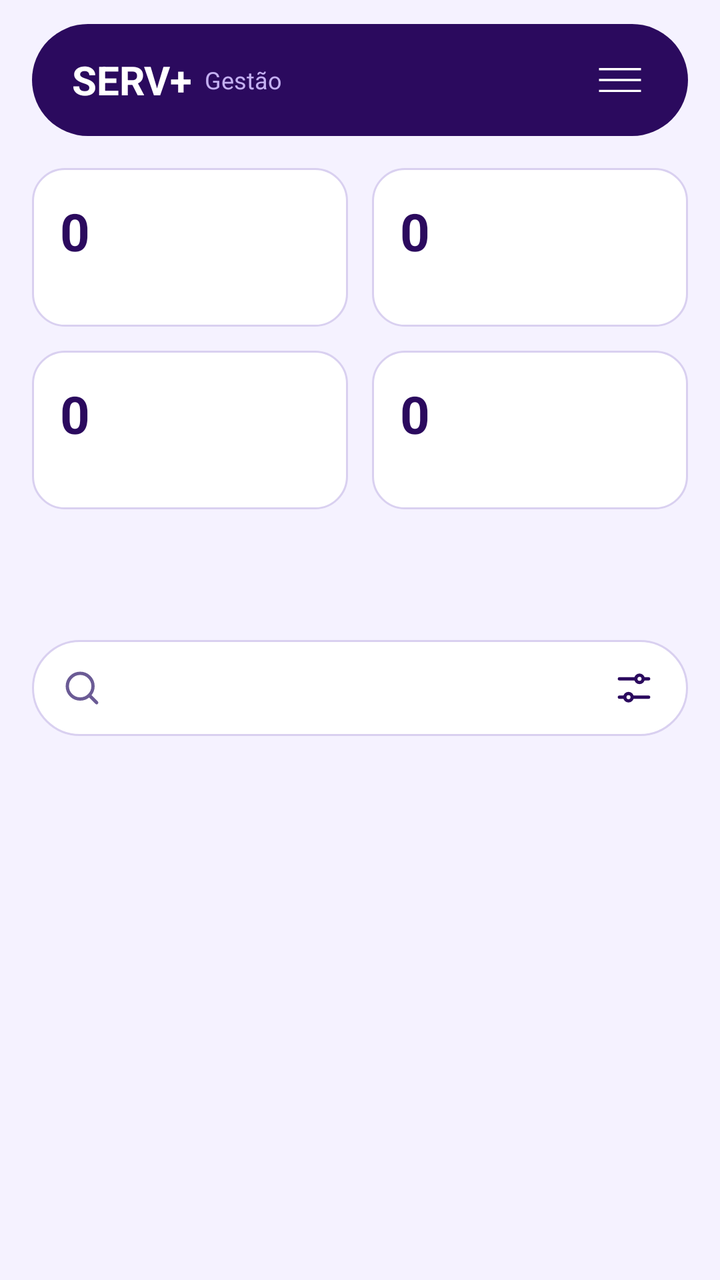
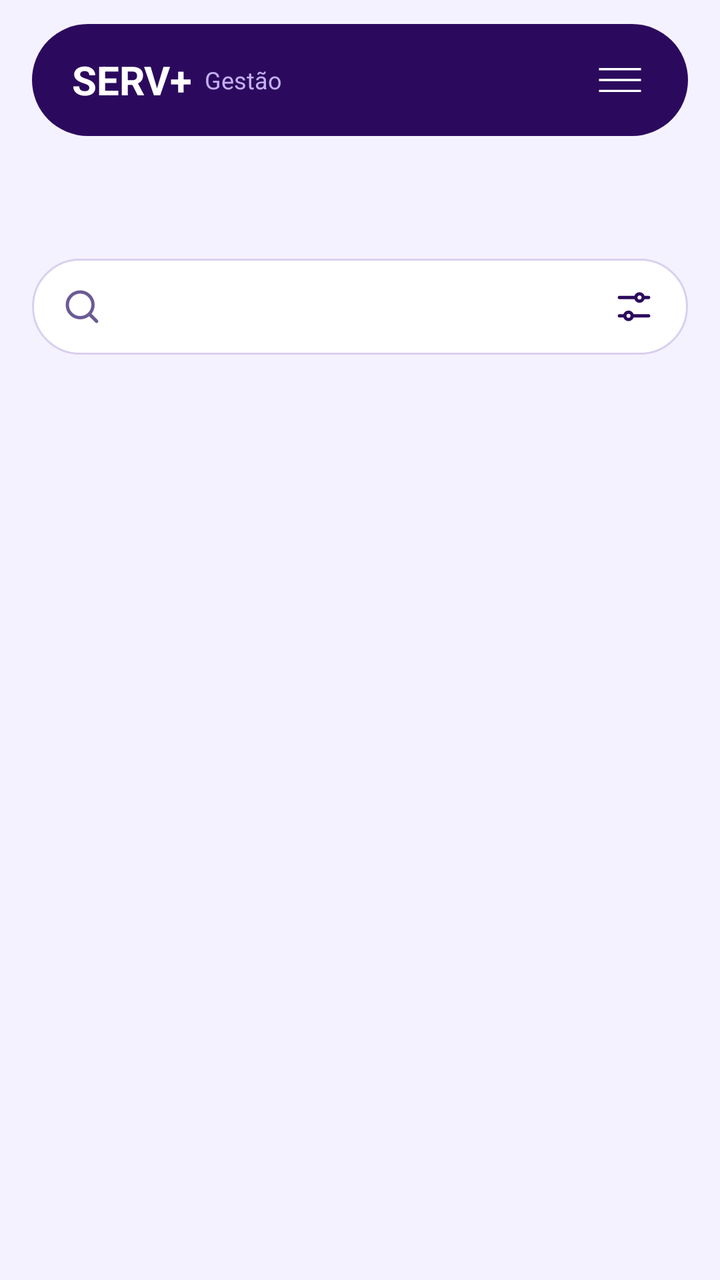

An Android layout rendered at two revisions. The XML below is the earlier revision; the diff shows what the commit changed to produce the second picture.
<!-- AndroidManifest.xml: application theme Theme.PiMobile -->
<!-- res/layout/activity_area_adm.xml -->
<?xml version="1.0" encoding="utf-8"?>
<androidx.drawerlayout.widget.DrawerLayout
    xmlns:android="http://schemas.android.com/apk/res/android"
    xmlns:app="http://schemas.android.com/apk/res-auto"
    android:id="@+id/drawerLayout"
    android:layout_width="match_parent"
    android:layout_height="match_parent">

    <androidx.constraintlayout.widget.ConstraintLayout
        android:id="@+id/conteudoPrincipal"
        android:layout_width="match_parent"
        android:layout_height="match_parent"
        android:background="@color/eq_fundo">

        
        <LinearLayout
            android:id="@+id/barraTopo"
            android:layout_width="0dp"
            android:layout_height="56dp"
            android:layout_marginStart="16dp"
            android:layout_marginTop="12dp"
            android:layout_marginEnd="16dp"
            android:background="@drawable/bg_barra_escura"
            android:gravity="center_vertical"
            android:orientation="horizontal"
            android:paddingStart="20dp"
            android:paddingEnd="16dp"
            app:layout_constraintEnd_toEndOf="parent"
            app:layout_constraintStart_toStartOf="parent"
            app:layout_constraintTop_toTopOf="parent">

            <TextView
                android:layout_width="wrap_content"
                android:layout_height="wrap_content"
                android:text="SERV+"
                android:textColor="@color/branco"
                android:textSize="20sp"
                android:textStyle="bold" />

            <TextView
                android:layout_width="wrap_content"
                android:layout_height="wrap_content"
                android:layout_marginStart="6dp"
                android:text="Gestão"
                android:textColor="@color/texto_lilas"
                android:textSize="12sp" />

            <View
                android:layout_width="0dp"
                android:layout_height="1dp"
                android:layout_weight="1" />

            <ImageView
                android:id="@+id/btnMenu"
                android:layout_width="36dp"
                android:layout_height="36dp"
                android:contentDescription="Menu"
                android:padding="6dp"
                android:src="@drawable/ic_menu" />
        </LinearLayout>

        <ScrollView
            android:layout_width="0dp"
            android:layout_height="0dp"
            android:fillViewport="true"
            android:scrollbars="none"
            app:layout_constraintBottom_toBottomOf="parent"
            app:layout_constraintEnd_toEndOf="parent"
            app:layout_constraintStart_toStartOf="parent"
            app:layout_constraintTop_toBottomOf="@id/barraTopo">

            <LinearLayout
                android:layout_width="match_parent"
                android:layout_height="wrap_content"
                android:orientation="vertical"
                android:padding="16dp">

                
                <LinearLayout
                    android:layout_width="match_parent"
                    android:layout_height="wrap_content"
                    android:orientation="horizontal">

                    <LinearLayout
                        android:layout_width="0dp"
                        android:layout_height="wrap_content"
                        android:layout_marginEnd="6dp"
                        android:layout_weight="1"
                        android:background="@drawable/bg_card_opcao"
                        android:orientation="vertical"
                        android:padding="14dp">

                        <TextView
                            android:id="@+id/txtNum1"
                            android:layout_width="wrap_content"
                            android:layout_height="wrap_content"
                            android:text="0"
                            android:textColor="@color/eq_escuro"
                            android:textSize="26sp"
                            android:textStyle="bold" />

                        <TextView
                            android:id="@+id/txtRotulo1"
                            android:layout_width="wrap_content"
                            android:layout_height="wrap_content"
                            android:textColor="@color/eq_texto_claro"
                            android:textSize="12sp" />
                    </LinearLayout>

                    <LinearLayout
                        android:layout_width="0dp"
                        android:layout_height="wrap_content"
                        android:layout_marginStart="6dp"
                        android:layout_weight="1"
                        android:background="@drawable/bg_card_opcao"
                        android:orientation="vertical"
                        android:padding="14dp">

                        <TextView
                            android:id="@+id/txtNum2"
                            android:layout_width="wrap_content"
                            android:layout_height="wrap_content"
                            android:text="0"
                            android:textColor="@color/eq_escuro"
                            android:textSize="26sp"
                            android:textStyle="bold" />

                        <TextView
                            android:id="@+id/txtRotulo2"
                            android:layout_width="wrap_content"
                            android:layout_height="wrap_content"
                            android:textColor="@color/eq_texto_claro"
                            android:textSize="12sp" />
                    </LinearLayout>
                </LinearLayout>

                
                <LinearLayout
                    android:layout_width="match_parent"
                    android:layout_height="wrap_content"
                    android:layout_marginTop="12dp"
                    android:orientation="horizontal">

                    <LinearLayout
                        android:layout_width="0dp"
                        android:layout_height="wrap_content"
                        android:layout_marginEnd="6dp"
                        android:layout_weight="1"
                        android:background="@drawable/bg_card_opcao"
                        android:orientation="vertical"
                        android:padding="14dp">

                        <TextView
                            android:id="@+id/txtNum3"
                            android:layout_width="wrap_content"
                            android:layout_height="wrap_content"
                            android:text="0"
                            android:textColor="@color/eq_escuro"
                            android:textSize="26sp"
                            android:textStyle="bold" />

                        <TextView
                            android:id="@+id/txtRotulo3"
                            android:layout_width="wrap_content"
                            android:layout_height="wrap_content"
                            android:textColor="@color/eq_texto_claro"
                            android:textSize="12sp" />
                    </LinearLayout>

                    <LinearLayout
                        android:layout_width="0dp"
                        android:layout_height="wrap_content"
                        android:layout_marginStart="6dp"
                        android:layout_weight="1"
                        android:background="@drawable/bg_card_opcao"
                        android:orientation="vertical"
                        android:padding="14dp">

                        <TextView
                            android:id="@+id/txtNum4"
                            android:layout_width="wrap_content"
                            android:layout_height="wrap_content"
                            android:text="0"
                            android:textColor="@color/eq_escuro"
                            android:textSize="26sp"
                            android:textStyle="bold" />

                        <TextView
                            android:id="@+id/txtRotulo4"
                            android:layout_width="wrap_content"
                            android:layout_height="wrap_content"
                            android:textColor="@color/eq_texto_claro"
                            android:textSize="12sp" />
                    </LinearLayout>
                </LinearLayout>

                <TextView
                    android:id="@+id/txtTituloLista"
                    android:layout_width="wrap_content"
                    android:layout_height="wrap_content"
                    android:layout_marginTop="24dp"
                    android:textColor="@color/eq_escuro"
                    android:textSize="22sp"
                    android:textStyle="bold" />

                
                <LinearLayout
                    android:layout_width="match_parent"
                    android:layout_height="48dp"
                    android:layout_marginTop="12dp"
                    android:background="@drawable/bg_busca"
                    android:gravity="center_vertical"
                    android:orientation="horizontal"
                    android:paddingHorizontal="14dp">

                    <ImageView
                        android:layout_width="22dp"
                        android:layout_height="22dp"
                        android:contentDescription="Buscar"
                        android:src="@drawable/ic_search" />

                    <EditText
                        android:id="@+id/edtBusca"
                        android:layout_width="0dp"
                        android:layout_height="match_parent"
                        android:layout_marginStart="8dp"
                        android:layout_weight="1"
                        android:background="@null"
                        android:inputType="text"
                        android:singleLine="true"
                        android:textColor="@color/eq_escuro"
                        android:textColorHint="@color/eq_texto_claro"
                        android:textSize="14sp" />

                    <ImageView
                        android:id="@+id/btnFiltro"
                        android:layout_width="26dp"
                        android:layout_height="26dp"
                        android:contentDescription="Filtros"
                        android:padding="2dp"
                        android:src="@drawable/ic_filter" />
                </LinearLayout>

                
                <LinearLayout
                    android:id="@+id/listaRegistros"
                    android:layout_width="match_parent"
                    android:layout_height="wrap_content"
                    android:layout_marginTop="14dp"
                    android:orientation="vertical" />

                <TextView
                    android:id="@+id/txtVazio"
                    android:layout_width="match_parent"
                    android:layout_height="wrap_content"
                    android:gravity="center"
                    android:padding="24dp"
                    android:text="Nenhum resultado encontrado"
                    android:textColor="@color/eq_texto_claro"
                    android:textSize="14sp"
                    android:visibility="gone" />
            </LinearLayout>
        </ScrollView>

    </androidx.constraintlayout.widget.ConstraintLayout>

    <include
        layout="@layout/menu_lateral"
        android:layout_width="240dp"
        android:layout_height="match_parent"
        android:layout_gravity="end" />

</androidx.drawerlayout.widget.DrawerLayout>
<!-- res/layout/menu_lateral.xml (included above) -->
<?xml version="1.0" encoding="utf-8"?>
<LinearLayout
    xmlns:android="http://schemas.android.com/apk/res/android"
    android:layout_width="match_parent"
    android:layout_height="match_parent"
    android:background="@color/barra_topo"
    android:clickable="true"
    android:focusable="true"
    android:gravity="center_horizontal"
    android:orientation="vertical"
    android:paddingTop="72dp"
    android:paddingHorizontal="16dp">

    <TextView
        android:id="@+id/menuInicio"
        android:layout_width="wrap_content"
        android:layout_height="wrap_content"
        android:padding="12dp"
        android:text="Início"
        android:textColor="@color/branco"
        android:textSize="16sp" />

    <TextView
        android:id="@+id/menuServicos"
        android:layout_width="wrap_content"
        android:layout_height="wrap_content"
        android:padding="12dp"
        android:text="Serviços"
        android:textColor="@color/branco"
        android:textSize="16sp" />

    <TextView
        android:id="@+id/menuSkillPods"
        android:layout_width="wrap_content"
        android:layout_height="wrap_content"
        android:padding="12dp"
        android:text="Skill Pods"
        android:textColor="@color/branco"
        android:textSize="16sp" />

    <TextView
        android:id="@+id/menuAdm"
        android:layout_width="wrap_content"
        android:layout_height="wrap_content"
        android:padding="12dp"
        android:text="ADM"
        android:textColor="@color/branco"
        android:textSize="16sp" />

    <TextView
        android:id="@+id/menuMonteEquipe"
        android:layout_width="wrap_content"
        android:layout_height="wrap_content"
        android:padding="12dp"
        android:text="Monte sua Equipe"
        android:textColor="@color/branco"
        android:textSize="16sp" />

    <TextView
        android:id="@+id/menuPerfil"
        android:layout_width="wrap_content"
        android:layout_height="wrap_content"
        android:padding="12dp"
        android:text="Perfil"
        android:textColor="@color/branco"
        android:textSize="16sp" />

    <androidx.appcompat.widget.AppCompatButton
        android:id="@+id/menuEntrar"
        android:layout_width="match_parent"
        android:layout_height="40dp"
        android:layout_marginTop="24dp"
        android:background="@drawable/bg_botao"
        android:text="Entrar"
        android:textAllCaps="false"
        android:textColor="@color/branco"
        android:textSize="16sp" />

    <androidx.appcompat.widget.AppCompatButton
        android:id="@+id/menuCadastrar"
        android:layout_width="match_parent"
        android:layout_height="40dp"
        android:layout_marginTop="12dp"
        android:background="@drawable/bg_botao"
        android:text="Cadastrar-se"
        android:textAllCaps="false"
        android:textColor="@color/branco"
        android:textSize="16sp" />
</LinearLayout>
<!-- resources referenced by this layout -->
<resources>
  <color name="barra_topo">#2B1D3A</color>
  <color name="branco">#FFFFFF</color>
  <color name="eq_escuro">#2B0A5E</color>
  <color name="eq_fundo">#F5F2FF</color>
  <color name="eq_texto_claro">#6B5B95</color>
  <color name="texto_lilas">#C4B0F2</color>
  <!-- drawable bg_barra_escura (drawable) -->
  <?xml version="1.0" encoding="utf-8"?>
  <shape xmlns:android="http://schemas.android.com/apk/res/android">
      <solid android:color="@color/eq_escuro" />
      <corners android:radius="40dp" />
  </shape>
  <!-- drawable bg_botao (drawable) -->
  <?xml version="1.0" encoding="utf-8"?>
  <shape xmlns:android="http://schemas.android.com/apk/res/android">
      <solid android:color="@color/roxo_botao" />
      <corners android:radius="50dp" />
  </shape>
  <!-- drawable bg_busca (drawable) -->
  <?xml version="1.0" encoding="utf-8"?>
  <shape xmlns:android="http://schemas.android.com/apk/res/android">
      <solid android:color="#FFFFFF" />
      <stroke android:width="1dp" android:color="@color/eq_borda" />
      <corners android:radius="50dp" />
  </shape>
  <!-- drawable bg_card_opcao (drawable) -->
  <?xml version="1.0" encoding="utf-8"?>
  <shape xmlns:android="http://schemas.android.com/apk/res/android">
      <solid android:color="#FFFFFF" />
      <stroke android:width="1dp" android:color="@color/eq_borda" />
      <corners android:radius="16dp" />
  </shape>
  <!-- drawable ic_filter (drawable) -->
  <?xml version="1.0" encoding="utf-8"?>
  <vector xmlns:android="http://schemas.android.com/apk/res/android"
      android:width="22dp" android:height="22dp"
      android:viewportWidth="24" android:viewportHeight="24">
      <path
          android:fillColor="#00000000"
          android:pathData="M4,7h9 M17,7h3 M4,17h3 M11,17h9 M15,7m-2,0a2,2 0 1,1 4,0a2,2 0 1,1 -4,0 M9,17m-2,0a2,2 0 1,1 4,0a2,2 0 1,1 -4,0"
          android:strokeColor="#2B0A5E"
          android:strokeLineCap="round"
          android:strokeWidth="1.8" />
  </vector>
  <!-- drawable ic_menu (drawable) -->
  <?xml version="1.0" encoding="utf-8"?>
  <vector xmlns:android="http://schemas.android.com/apk/res/android"
      android:width="32dp"
      android:height="32dp"
      android:viewportWidth="32"
      android:viewportHeight="32">
      <path
          android:fillColor="#FFFFFF"
          android:pathData="M2,8h28v1.5H2z M2,15.25h28v1.5H2z M2,22.5h28v1.5H2z" />
  </vector>
  <!-- drawable ic_search (drawable) -->
  <?xml version="1.0" encoding="utf-8"?>
  <vector xmlns:android="http://schemas.android.com/apk/res/android"
      android:width="22dp" android:height="22dp"
      android:viewportWidth="24" android:viewportHeight="24">
      <path
          android:fillColor="#00000000"
          android:pathData="M11,11m-7,0a7,7 0 1,1 14,0a7,7 0 1,1 -14,0 M20,20l-4,-4"
          android:strokeColor="#6B5B95"
          android:strokeLineCap="round"
          android:strokeWidth="1.8" />
  </vector>
  <style name="Theme.PiMobile" parent="Base.Theme.PiMobile" />
  <color name="roxo_botao">#6200FF</color>
  <color name="eq_borda">#D9D0F0</color>
  <style name="Base.Theme.PiMobile" parent="Theme.Material3.DayNight.NoActionBar">
          
          
      </style>
</resources>

<!-- the commit's change to res/layout/activity_area_adm.xml (unified diff, before → after) -->
@@ -75,130 +75,11 @@
                 android:orientation="vertical"
                 android:padding="16dp">
 
-                
-                <LinearLayout
-                    android:layout_width="match_parent"
-                    android:layout_height="wrap_content"
-                    android:orientation="horizontal">
-
-                    <LinearLayout
-                        android:layout_width="0dp"
-                        android:layout_height="wrap_content"
-                        android:layout_marginEnd="6dp"
-                        android:layout_weight="1"
-                        android:background="@drawable/bg_card_opcao"
-                        android:orientation="vertical"
-                        android:padding="14dp">
-
-                        <TextView
-                            android:id="@+id/txtNum1"
-                            android:layout_width="wrap_content"
-                            android:layout_height="wrap_content"
-                            android:text="0"
-                            android:textColor="@color/eq_escuro"
-                            android:textSize="26sp"
-                            android:textStyle="bold" />
-
-                        <TextView
-                            android:id="@+id/txtRotulo1"
-                            android:layout_width="wrap_content"
-                            android:layout_height="wrap_content"
-                            android:textColor="@color/eq_texto_claro"
-                            android:textSize="12sp" />
-                    </LinearLayout>
-
-                    <LinearLayout
-                        android:layout_width="0dp"
-                        android:layout_height="wrap_content"
-                        android:layout_marginStart="6dp"
-                        android:layout_weight="1"
-                        android:background="@drawable/bg_card_opcao"
-                        android:orientation="vertical"
-                        android:padding="14dp">
-
-                        <TextView
-                            android:id="@+id/txtNum2"
-                            android:layout_width="wrap_content"
-                            android:layout_height="wrap_content"
-                            android:text="0"
-                            android:textColor="@color/eq_escuro"
-                            android:textSize="26sp"
-                            android:textStyle="bold" />
-
-                        <TextView
-                            android:id="@+id/txtRotulo2"
-                            android:layout_width="wrap_content"
-                            android:layout_height="wrap_content"
-                            android:textColor="@color/eq_texto_claro"
-                            android:textSize="12sp" />
-                    </LinearLayout>
-                </LinearLayout>
-
-                
-                <LinearLayout
-                    android:layout_width="match_parent"
-                    android:layout_height="wrap_content"
-                    android:layout_marginTop="12dp"
-                    android:orientation="horizontal">
-
-                    <LinearLayout
-                        android:layout_width="0dp"
-                        android:layout_height="wrap_content"
-                        android:layout_marginEnd="6dp"
-                        android:layout_weight="1"
-                        android:background="@drawable/bg_card_opcao"
-                        android:orientation="vertical"
-                        android:padding="14dp">
-
-                        <TextView
-                            android:id="@+id/txtNum3"
-                            android:layout_width="wrap_content"
-                            android:layout_height="wrap_content"
-                            android:text="0"
-                            android:textColor="@color/eq_escuro"
-                            android:textSize="26sp"
-                            android:textStyle="bold" />
-
-                        <TextView
-                            android:id="@+id/txtRotulo3"
-                            android:layout_width="wrap_content"
-                            android:layout_height="wrap_content"
-                            android:textColor="@color/eq_texto_claro"
-                            android:textSize="12sp" />
-                    </LinearLayout>
-
-                    <LinearLayout
-                        android:layout_width="0dp"
-                        android:layout_height="wrap_content"
-                        android:layout_marginStart="6dp"
-                        android:layout_weight="1"
-                        android:background="@drawable/bg_card_opcao"
-                        android:orientation="vertical"
-                        android:padding="14dp">
-
-                        <TextView
-                            android:id="@+id/txtNum4"
-                            android:layout_width="wrap_content"
-                            android:layout_height="wrap_content"
-                            android:text="0"
-                            android:textColor="@color/eq_escuro"
-                            android:textSize="26sp"
-                            android:textStyle="bold" />
-
-                        <TextView
-                            android:id="@+id/txtRotulo4"
-                            android:layout_width="wrap_content"
-                            android:layout_height="wrap_content"
-                            android:textColor="@color/eq_texto_claro"
-                            android:textSize="12sp" />
-                    </LinearLayout>
-                </LinearLayout>
-
                 <TextView
                     android:id="@+id/txtTituloLista"
                     android:layout_width="wrap_content"
                     android:layout_height="wrap_content"
-                    android:layout_marginTop="24dp"
+                    android:layout_marginTop="4dp"
                     android:textColor="@color/eq_escuro"
                     android:textSize="22sp"
                     android:textStyle="bold" />
@@ -338,26 +219,4 @@
         android:text="Perfil"
         android:textColor="@color/branco"
         android:textSize="16sp" />
-
-    <androidx.appcompat.widget.AppCompatButton
-        android:id="@+id/menuEntrar"
-        android:layout_width="match_parent"
-        android:layout_height="40dp"
-        android:layout_marginTop="24dp"
-        android:background="@drawable/bg_botao"
-        android:text="Entrar"
-        android:textAllCaps="false"
-        android:textColor="@color/branco"
-        android:textSize="16sp" />
-
-    <androidx.appcompat.widget.AppCompatButton
-        android:id="@+id/menuCadastrar"
-        android:layout_width="match_parent"
-        android:layout_height="40dp"
-        android:layout_marginTop="12dp"
-        android:background="@drawable/bg_botao"
-        android:text="Cadastrar-se"
-        android:textAllCaps="false"
-        android:textColor="@color/branco"
-        android:textSize="16sp" />
 </LinearLayout>
<!-- resource entries referenced after the edit -->
@@ -12,25 +12,12 @@
       <solid android:color="@color/eq_escuro" />
       <corners android:radius="40dp" />
   </shape>
-  <!-- drawable bg_botao (drawable) -->
-  <?xml version="1.0" encoding="utf-8"?>
-  <shape xmlns:android="http://schemas.android.com/apk/res/android">
-      <solid android:color="@color/roxo_botao" />
-      <corners android:radius="50dp" />
-  </shape>
   <!-- drawable bg_busca (drawable) -->
   <?xml version="1.0" encoding="utf-8"?>
   <shape xmlns:android="http://schemas.android.com/apk/res/android">
       <solid android:color="#FFFFFF" />
       <stroke android:width="1dp" android:color="@color/eq_borda" />
       <corners android:radius="50dp" />
-  </shape>
-  <!-- drawable bg_card_opcao (drawable) -->
-  <?xml version="1.0" encoding="utf-8"?>
-  <shape xmlns:android="http://schemas.android.com/apk/res/android">
-      <solid android:color="#FFFFFF" />
-      <stroke android:width="1dp" android:color="@color/eq_borda" />
-      <corners android:radius="16dp" />
   </shape>
   <!-- drawable ic_filter (drawable) -->
   <?xml version="1.0" encoding="utf-8"?>
@@ -68,7 +55,6 @@
           android:strokeWidth="1.8" />
   </vector>
   <style name="Theme.PiMobile" parent="Base.Theme.PiMobile" />
-  <color name="roxo_botao">#6200FF</color>
   <color name="eq_borda">#D9D0F0</color>
   <style name="Base.Theme.PiMobile" parent="Theme.Material3.DayNight.NoActionBar">
           
